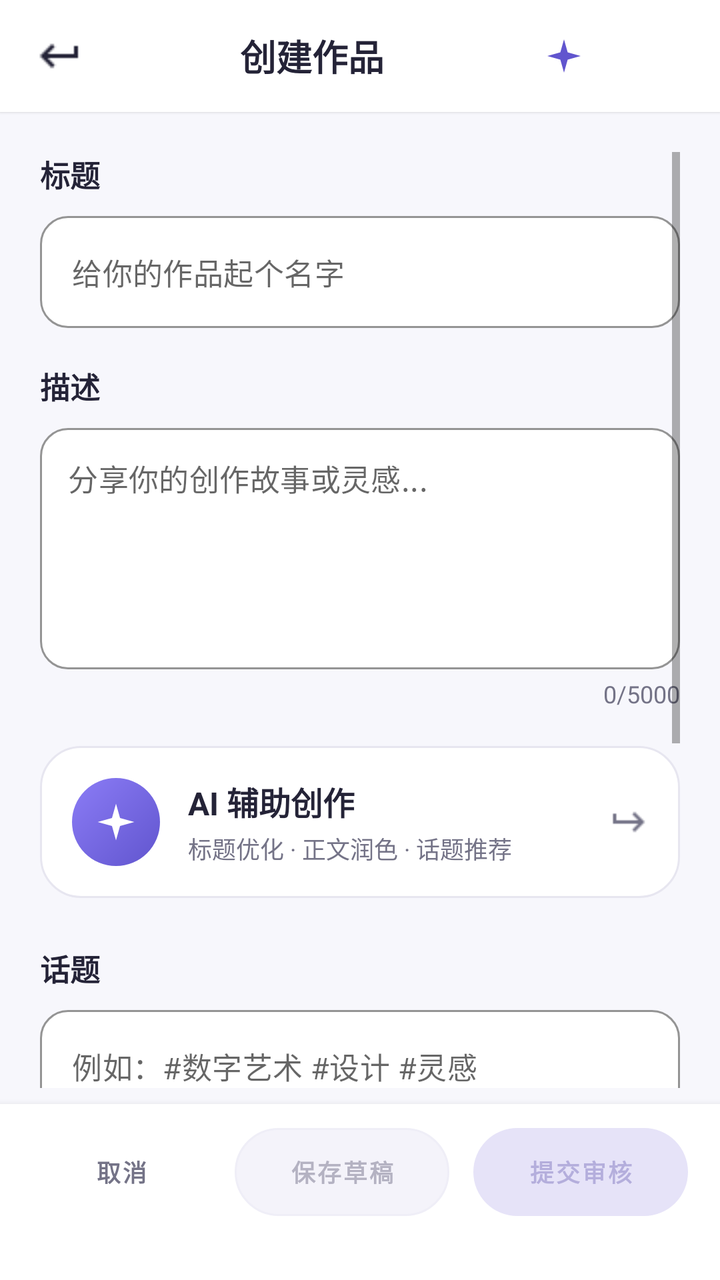
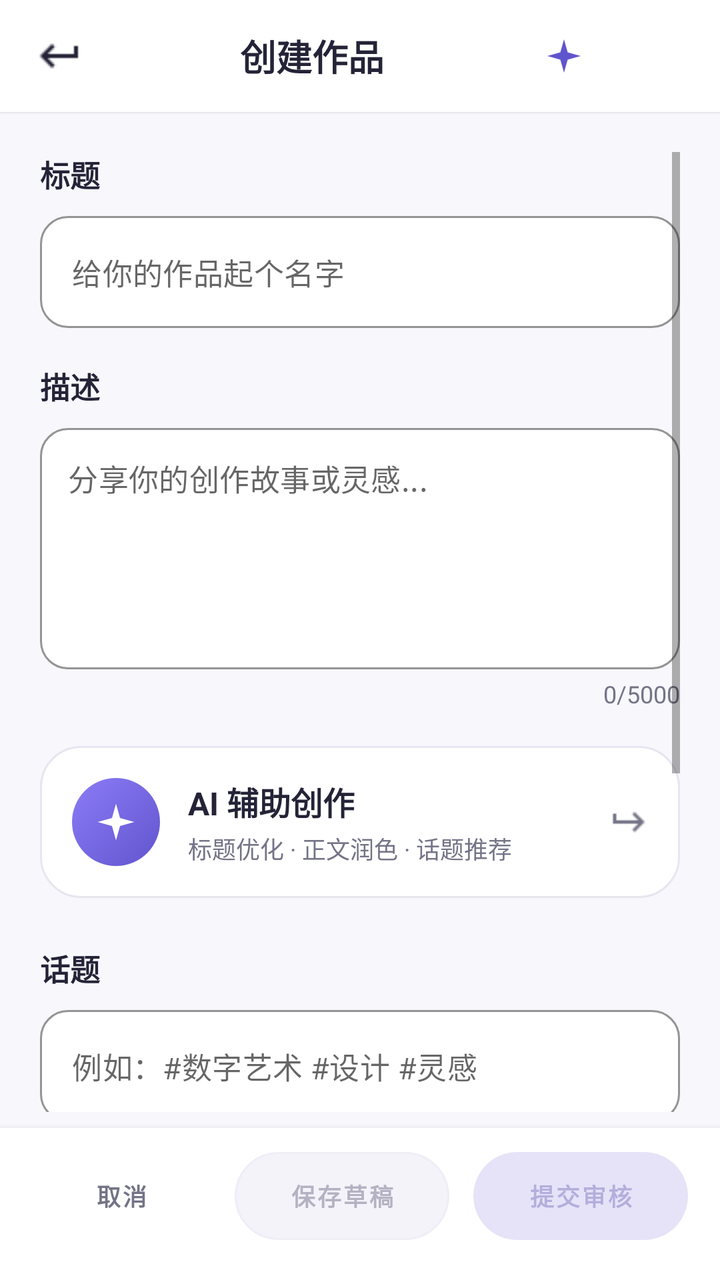

Before-and-after screenshots of an Android layout around one commit, followed by the original layout XML and the change that was made.
<!-- AndroidManifest.xml: activity theme Theme.Detail -->
<!-- res/layout/activity_create_work.xml -->
<?xml version="1.0" encoding="utf-8"?>
<LinearLayout xmlns:android="http://schemas.android.com/apk/res/android"
    xmlns:app="http://schemas.android.com/apk/res-auto"
    android:layout_width="match_parent"
    android:layout_height="match_parent"
    android:orientation="vertical"
    android:background="@color/profile_bg">

    
    <LinearLayout
        android:layout_width="match_parent"
        android:layout_height="56dp"
        android:orientation="horizontal"
        android:gravity="center_vertical"
        android:background="@color/profile_surface"
        android:elevation="1dp">

        <ImageView
            android:id="@+id/btn_back"
            android:layout_width="44dp"
            android:layout_height="44dp"
            android:layout_marginStart="8dp"
            android:padding="10dp"
            android:src="@drawable/ic_arrow_back"
            android:contentDescription="@string/back"
            android:background="?attr/selectableItemBackgroundBorderless"
            app:tint="@color/profile_ink" />

        <TextView
            android:id="@+id/create_title"
            android:layout_width="0dp"
            android:layout_height="wrap_content"
            android:layout_weight="1"
            android:text="创建作品"
            android:textSize="18sp"
            android:textStyle="bold"
            android:textColor="@color/profile_ink"
            android:gravity="center" />

        <ImageButton
            android:id="@+id/copilot_entry"
            android:layout_width="44dp"
            android:layout_height="44dp"
            android:layout_marginEnd="4dp"
            android:background="?attr/selectableItemBackgroundBorderless"
            android:contentDescription="@string/copilot_title"
            android:padding="10dp"
            android:src="@drawable/ic_sparkle"
            android:tint="@color/profile_accent" />
        
        <View
            android:layout_width="44dp"
            android:layout_height="44dp"
            android:layout_marginEnd="8dp" />
    </LinearLayout>

    <ScrollView
        android:layout_width="match_parent"
        android:layout_height="0dp"
        android:layout_weight="1"
        android:paddingHorizontal="20dp"
        android:paddingTop="20dp"
        android:paddingBottom="8dp">

        <LinearLayout
            android:layout_width="match_parent"
            android:layout_height="wrap_content"
            android:orientation="vertical">

            
            <TextView
                android:layout_width="match_parent"
                android:layout_height="wrap_content"
                android:text="标题"
                android:textSize="15sp"
                android:textColor="@color/profile_ink"
                android:textStyle="bold"
                android:layout_marginBottom="10dp" />

            <com.google.android.material.textfield.TextInputLayout
                android:layout_width="match_parent"
                android:layout_height="wrap_content"
                android:layout_marginBottom="18dp"
                style="@style/Widget.MaterialComponents.TextInputLayout.OutlinedBox"
                app:hintEnabled="false"
                app:boxBackgroundColor="@color/profile_surface"
                app:boxStrokeColor="@color/profile_border"
                app:boxStrokeWidth="1dp"
                app:boxCornerRadiusTopStart="14dp"
                app:boxCornerRadiusTopEnd="14dp"
                app:boxCornerRadiusBottomStart="14dp"
                app:boxCornerRadiusBottomEnd="14dp">

                <com.google.android.material.textfield.TextInputEditText
                    android:id="@+id/et_title"
                    android:layout_width="match_parent"
                    android:layout_height="wrap_content"
                    android:hint="给你的作品起个名字"
                    android:textColor="@color/profile_ink"
                    android:textSize="15sp"
                    android:maxLines="1"
                    android:singleLine="true" />
            </com.google.android.material.textfield.TextInputLayout>

            
            <TextView
                android:layout_width="match_parent"
                android:layout_height="wrap_content"
                android:text="描述"
                android:textSize="15sp"
                android:textColor="@color/profile_ink"
                android:textStyle="bold"
                android:layout_marginBottom="10dp" />

            <com.google.android.material.textfield.TextInputLayout
                android:layout_width="match_parent"
                android:layout_height="wrap_content"
                style="@style/Widget.MaterialComponents.TextInputLayout.OutlinedBox"
                app:hintEnabled="false"
                app:boxBackgroundColor="@color/profile_surface"
                app:boxStrokeColor="@color/profile_border"
                app:boxStrokeWidth="1dp"
                app:boxCornerRadiusTopStart="14dp"
                app:boxCornerRadiusTopEnd="14dp"
                app:boxCornerRadiusBottomStart="14dp"
                app:boxCornerRadiusBottomEnd="14dp">

                <com.google.android.material.textfield.TextInputEditText
                    android:id="@+id/et_description"
                    android:layout_width="match_parent"
                    android:layout_height="wrap_content"
                    android:minLines="5"
                    android:hint="分享你的创作故事或灵感..."
                    android:textColor="@color/profile_ink"
                    android:textSize="15sp"
                    android:gravity="top"
                    android:padding="14dp"
                    android:inputType="textMultiLine" />
            </com.google.android.material.textfield.TextInputLayout>

            
            <TextView
                android:id="@+id/tv_char_count"
                android:layout_width="match_parent"
                android:layout_height="wrap_content"
                android:text="0/5000"
                android:textSize="12sp"
                android:textColor="@color/profile_muted"
                android:gravity="end"
                android:layout_marginTop="4dp"
                android:layout_marginBottom="18dp" />

            <TextView
                android:id="@+id/creation_status"
                android:layout_width="match_parent"
                android:layout_height="wrap_content"
                android:padding="12dp"
                android:accessibilityLiveRegion="polite"
                android:textColor="@color/profile_muted"
                android:visibility="gone" />

            
            <LinearLayout
                android:id="@+id/creation_assist"
                android:layout_width="match_parent"
                android:layout_height="wrap_content"
                android:orientation="horizontal"
                android:gravity="center_vertical"
                android:background="@drawable/bg_ai_entry_card"
                android:foreground="?attr/selectableItemBackground"
                android:clickable="true"
                android:focusable="true"
                android:padding="16dp">

                <FrameLayout
                    android:layout_width="44dp"
                    android:layout_height="44dp"
                    android:background="@drawable/bg_ai_icon_circle">

                    <ImageView
                        android:layout_width="22dp"
                        android:layout_height="22dp"
                        android:layout_gravity="center"
                        android:src="@drawable/ic_sparkle"
                        android:contentDescription="@string/ai_creation_title" />
                </FrameLayout>

                <LinearLayout
                    android:layout_width="0dp"
                    android:layout_height="wrap_content"
                    android:layout_weight="1"
                    android:orientation="vertical"
                    android:layout_marginStart="14dp">

                    <TextView
                        android:layout_width="wrap_content"
                        android:layout_height="wrap_content"
                        android:text="@string/ai_creation_title"
                        android:textSize="16sp"
                        android:textStyle="bold"
                        android:textColor="@color/profile_ink" />

                    <TextView
                        android:layout_width="wrap_content"
                        android:layout_height="wrap_content"
                        android:layout_marginTop="3dp"
                        android:text="@string/ai_creation_entry_subtitle"
                        android:textSize="12sp"
                        android:textColor="@color/profile_muted" />
                </LinearLayout>

                <ImageView
                    android:layout_width="20dp"
                    android:layout_height="20dp"
                    android:rotationY="180"
                    android:src="@drawable/ic_arrow_back"
                    app:tint="@color/profile_muted"
                    android:contentDescription="@string/back" />
            </LinearLayout>

            <TextView
                android:id="@+id/creation_assist_status"
                android:layout_width="match_parent"
                android:layout_height="wrap_content"
                android:layout_marginTop="10dp"
                android:paddingStart="14dp"
                android:paddingEnd="14dp"
                android:paddingTop="10dp"
                android:paddingBottom="10dp"
                android:background="@drawable/bg_status_soft"
                android:accessibilityLiveRegion="polite"
                android:textSize="12sp"
                android:textColor="@color/profile_accent"
                android:visibility="gone" />

            
            <TextView
                android:id="@+id/creation_assist_stream"
                android:layout_width="match_parent"
                android:layout_height="wrap_content"
                android:layout_marginTop="8dp"
                android:padding="12dp"
                android:background="@drawable/edittext_rounded_bg"
                android:textSize="14sp"
                android:textColor="@color/profile_ink"
                android:lineSpacingExtra="4dp"
                android:visibility="gone" />

            
            <LinearLayout
                android:layout_width="match_parent"
                android:layout_height="wrap_content"
                android:layout_marginTop="6dp"
                android:layout_marginBottom="18dp"
                android:orientation="horizontal">

                <Button
                    android:id="@+id/creation_assist_refine"
                    android:layout_width="0dp"
                    android:layout_height="40dp"
                    android:layout_weight="1"
                    android:background="@android:color/transparent"
                    android:text="继续修改"
                    android:textAllCaps="false"
                    android:textColor="@color/profile_accent"
                    android:textSize="12sp"
                    android:textStyle="bold"
                    android:visibility="gone" />

                <Button
                    android:id="@+id/creation_retry"
                    android:layout_width="0dp"
                    android:layout_height="40dp"
                    android:layout_weight="1"
                    android:background="@android:color/transparent"
                    android:text="@string/creation_retry_read"
                    android:textAllCaps="false"
                    android:textColor="@color/profile_accent"
                    android:textSize="12sp"
                    android:textStyle="bold"
                    android:visibility="gone" />

                <Button
                    android:id="@+id/creation_my_works"
                    android:layout_width="0dp"
                    android:layout_height="40dp"
                    android:layout_weight="1"
                    android:background="@android:color/transparent"
                    android:text="@string/creation_check_my_works"
                    android:textAllCaps="false"
                    android:textColor="@color/profile_accent"
                    android:textSize="12sp"
                    android:textStyle="bold"
                    android:visibility="gone" />

                <Button
                    android:id="@+id/creation_assist_cancel"
                    android:layout_width="0dp"
                    android:layout_height="40dp"
                    android:layout_weight="1"
                    android:background="@android:color/transparent"
                    android:text="停止生成"
                    android:textAllCaps="false"
                    android:textColor="@color/profile_muted"
                    android:textSize="12sp"
                    android:visibility="gone" />
            <com.google.android.material.button.MaterialButton
                android:id="@+id/creation_assist_undo"
                style="@style/Widget.MaterialComponents.Button.TextButton"
                android:layout_width="wrap_content" android:layout_height="wrap_content"
                android:text="@string/ai_creation_undo" android:visibility="gone" />
            </LinearLayout>

            
            <TextView
                android:layout_width="match_parent"
                android:layout_height="wrap_content"
                android:text="话题"
                android:textSize="15sp"
                android:textColor="@color/profile_ink"
                android:textStyle="bold"
                android:layout_marginBottom="10dp" />

            <com.google.android.material.textfield.TextInputLayout
                android:layout_width="match_parent"
                android:layout_height="wrap_content"
                android:layout_marginBottom="18dp"
                style="@style/Widget.MaterialComponents.TextInputLayout.OutlinedBox"
                app:hintEnabled="false"
                app:boxBackgroundColor="@color/profile_surface"
                app:boxStrokeColor="@color/profile_border"
                app:boxStrokeWidth="1dp"
                app:boxCornerRadiusTopStart="14dp"
                app:boxCornerRadiusTopEnd="14dp"
                app:boxCornerRadiusBottomStart="14dp"
                app:boxCornerRadiusBottomEnd="14dp">

                <com.google.android.material.textfield.TextInputEditText
                    android:id="@+id/et_hashtags"
                    android:layout_width="match_parent"
                    android:layout_height="wrap_content"
                    android:hint="例如：#数字艺术 #设计 #灵感"
                    android:textColor="@color/profile_ink"
                    android:textSize="15sp"
                    android:maxLines="2" />
            </com.google.android.material.textfield.TextInputLayout>

            
            <TextView
                android:layout_width="match_parent"
                android:layout_height="wrap_content"
                android:text="添加媒体"
                android:textSize="15sp"
                android:textColor="@color/profile_ink"
                android:textStyle="bold"
                android:layout_marginBottom="10dp" />

            <LinearLayout
                android:layout_width="match_parent"
                android:layout_height="wrap_content"
                android:orientation="horizontal"
                android:layout_marginBottom="12dp">

                <com.google.android.material.button.MaterialButton
                    android:id="@+id/btn_add_image"
                    android:layout_width="0dp"
                    android:layout_height="74dp"
                    android:layout_weight="1"
                    android:layout_marginEnd="8dp"
                    style="@style/Widget.MaterialComponents.Button.OutlinedButton"
                    android:background="@drawable/bg_add_media_tile"
                    app:backgroundTint="@null"
                    app:icon="@drawable/plus"
                    app:iconTint="@color/profile_accent"
                    android:text="添加图片"
                    android:textAllCaps="false"
                    android:textColor="@color/profile_accent"
                    android:textSize="14sp"
                    android:textStyle="bold" />

                <com.google.android.material.button.MaterialButton
                    android:id="@+id/btn_add_video"
                    android:layout_width="0dp"
                    android:layout_height="74dp"
                    android:layout_weight="1"
                    android:layout_marginStart="8dp"
                    style="@style/Widget.MaterialComponents.Button.OutlinedButton"
                    android:background="@drawable/bg_add_media_tile"
                    app:backgroundTint="@null"
                    app:icon="@drawable/plus"
                    app:iconTint="@color/profile_accent"
                    android:text="添加视频"
                    android:textAllCaps="false"
                    android:textColor="@color/profile_accent"
                    android:textSize="14sp"
                    android:textStyle="bold" />
            </LinearLayout>

            
            <LinearLayout
                android:id="@+id/media_preview_container"
                android:layout_width="match_parent"
                android:layout_height="wrap_content"
                android:orientation="horizontal"
                android:layout_marginBottom="6dp"
                android:minHeight="96dp" />

            
            <TextView
                android:id="@+id/tv_media_count"
                android:layout_width="match_parent"
                android:layout_height="wrap_content"
                android:text="0 张图片"
                android:textSize="12sp"
                android:textColor="@color/profile_muted"
                android:layout_marginBottom="24dp" />
        </LinearLayout>
    </ScrollView>

    
    <LinearLayout
        android:id="@+id/bottom_actions"
        android:layout_width="match_parent"
        android:layout_height="wrap_content"
        android:orientation="horizontal"
        android:gravity="center_vertical"
        android:background="@color/profile_surface"
        android:elevation="6dp"
        android:paddingHorizontal="16dp"
        android:paddingTop="12dp"
        android:paddingBottom="32dp">

        <Button
            android:id="@+id/btn_cancel"
            android:layout_width="0dp"
            android:layout_height="44dp"
            android:layout_weight="1"
            android:layout_marginEnd="8dp"
            android:background="@android:color/transparent"
            android:text="取消"
            android:textAllCaps="false"
            android:textColor="@color/btn_ghost_text"
            android:textSize="12sp"
            android:textStyle="bold"
            android:maxLines="1"
            android:minWidth="0dp"
            android:paddingHorizontal="6dp"
            android:autoSizeTextType="uniform"
            android:autoSizeMinTextSize="9sp"
            android:autoSizeMaxTextSize="12sp"
            android:autoSizeStepGranularity="1sp" />

        <Button
            android:id="@+id/btn_save"
            android:layout_width="0dp"
            android:layout_height="44dp"
            android:layout_weight="1.2"
            android:layout_marginHorizontal="4dp"
            android:background="@drawable/bg_button_secondary"
            app:backgroundTint="@null"
            android:text="保存草稿"
            android:textAllCaps="false"
            android:textColor="@color/btn_secondary_text"
            android:textSize="12sp"
            android:textStyle="bold"
            android:maxLines="1"
            android:minWidth="0dp"
            android:paddingHorizontal="6dp"
            android:autoSizeTextType="uniform"
            android:autoSizeMinTextSize="9sp"
            android:autoSizeMaxTextSize="12sp"
            android:autoSizeStepGranularity="1sp"
            android:enabled="false" />

        <Button
            android:id="@+id/btn_publish"
            android:layout_width="0dp"
            android:layout_height="44dp"
            android:layout_weight="1.2"
            android:layout_marginStart="8dp"
            android:background="@drawable/bg_button_primary"
            app:backgroundTint="@null"
            android:text="提交审核"
            android:textAllCaps="false"
            android:textColor="@color/btn_primary_text"
            android:textSize="12sp"
            android:textStyle="bold"
            android:maxLines="1"
            android:minWidth="0dp"
            android:paddingHorizontal="6dp"
            android:autoSizeTextType="uniform"
            android:autoSizeMinTextSize="9sp"
            android:autoSizeMaxTextSize="12sp"
            android:autoSizeStepGranularity="1sp"
            android:enabled="false" />
    </LinearLayout>
</LinearLayout>
<!-- resources referenced by this layout -->
<resources>
  <color name="profile_accent">#6155CE</color>
  <color name="profile_bg">#F7F7FC</color>
  <color name="profile_border">#E7E6F0</color>
  <color name="profile_ink">#242337</color>
  <color name="profile_muted">#747387</color>
  <color name="profile_surface">#FFFFFF</color>
  <!-- drawable bg_ai_entry_card (drawable) -->
  <?xml version="1.0" encoding="utf-8"?>
  <shape xmlns:android="http://schemas.android.com/apk/res/android"
      android:shape="rectangle">
      <solid android:color="@color/profile_surface" />
      <stroke android:width="1dp" android:color="@color/profile_border" />
      <corners android:radius="20dp" />
  </shape>
  <!-- drawable bg_ai_icon_circle (drawable) -->
  <?xml version="1.0" encoding="utf-8"?>
  <shape xmlns:android="http://schemas.android.com/apk/res/android"
      android:shape="oval">
      <gradient
          android:startColor="@color/profile_accent"
          android:endColor="#8B7CF6"
          android:angle="135" />
  </shape>
  <!-- drawable bg_button_primary (drawable) -->
  <?xml version="1.0" encoding="utf-8"?>
  <selector xmlns:android="http://schemas.android.com/apk/res/android">
      <item android:state_enabled="true">
          <shape android:shape="rectangle">
              <solid android:color="@color/profile_accent" />
              <corners android:radius="@dimen/radius_pill" />
          </shape>
      </item>
      <item>
          <shape android:shape="rectangle">
              <solid android:color="#E6E3F8" />
              <corners android:radius="@dimen/radius_pill" />
          </shape>
      </item>
  </selector>
  <!-- drawable bg_status_soft (drawable) -->
  <?xml version="1.0" encoding="utf-8"?>
  <shape xmlns:android="http://schemas.android.com/apk/res/android"
      android:shape="rectangle">
      <solid android:color="@color/profile_soft" />
      <corners android:radius="12dp" />
  </shape>
  <!-- drawable edittext_rounded_bg (drawable) -->
  <?xml version="1.0" encoding="utf-8"?>
  <shape xmlns:android="http://schemas.android.com/apk/res/android"
      android:shape="rectangle">
      <solid android:color="@color/gray_100" />
      <corners android:radius="16dp" /> 
      <stroke
          android:width="1dp"
          android:color="@color/gray_300" />
  </shape>
  <!-- drawable ic_sparkle (drawable) -->
  <?xml version="1.0" encoding="utf-8"?>
  <vector xmlns:android="http://schemas.android.com/apk/res/android"
      android:width="20dp"
      android:height="20dp"
      android:viewportWidth="24"
      android:viewportHeight="24">
      <path
          android:fillColor="#FFFFFF"
          android:pathData="M12,2 L14.2,9.8 L22,12 L14.2,14.2 L12,22 L9.8,14.2 L2,12 L9.8,9.8 Z" />
  </vector>
  <string name="ai_creation_entry_subtitle">标题优化 · 正文润色 · 话题推荐</string>
  <string name="ai_creation_title">AI 辅助创作</string>
  <string name="ai_creation_undo">撤销本次采纳</string>
  <string name="back">返回</string>
  <string name="copilot_title">AI 助手</string>
  <string name="creation_check_my_works">查看我的作品</string>
  <string name="creation_retry_read">重新核对作品状态</string>
  <style name="Theme.Detail" parent="Theme.MaterialComponents.DayNight.NoActionBar">
          
          <item name="android:statusBarColor">@android:color/transparent</item>
          <item name="android:windowLightStatusBar">true</item>
  
          
          <item name="android:navigationBarColor">@color/white</item>
  
          
          <item name="android:windowBackground">@color/white</item>
          <item name="android:windowTranslucentStatus">true</item>
  
          
          <item name="materialButtonStyle">@style/Widget.MaterialComponents.Button</item>
      </style>
  <dimen name="radius_pill">22dp</dimen>
  <color name="profile_soft">#EFEDFF</color>
  <color name="gray_100">#FFF5F5F5</color>
  <color name="gray_300">#FFE0E0E0</color>
  <color name="white">#FFFFFFFF</color>
  <!-- unchanged entries left out for length: 4 -->
</resources>

<!-- the commit's change to res/layout/activity_create_work.xml (unified diff, before → after) -->
@@ -428,7 +428,7 @@
         android:elevation="6dp"
         android:paddingHorizontal="16dp"
         android:paddingTop="12dp"
-        android:paddingBottom="32dp">
+        android:paddingBottom="20dp">
 
         <Button
             android:id="@+id/btn_cancel"
